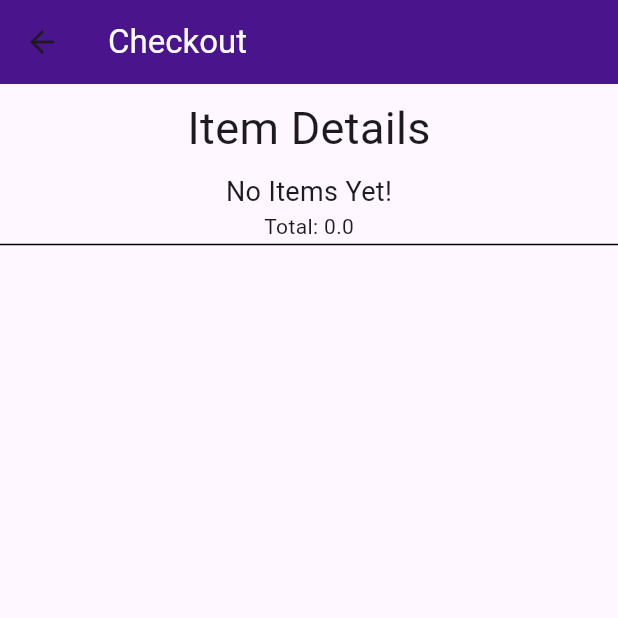
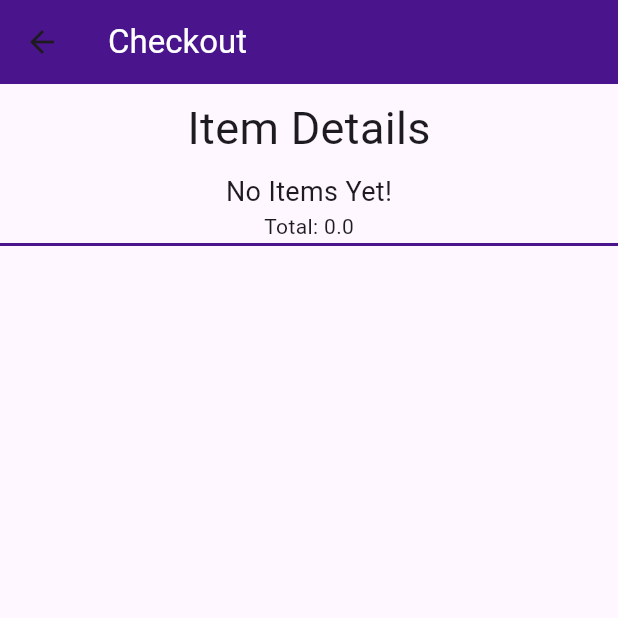
Before and after one commit to cjules26/exer6-state-management-cjules26, a Flutter app: the MyCart screen opened by its route, after a tap on "Checkout", on a phone screen of 412 x 824 dp, the top half of it. Run offline on Flutter 3.47's test engine with Material 3 defaults, Android fonts, the phone set to English and light mode, and no system bars.

Commit message:
chore: fully working checkout

```diff
--- a/exer6/lib/screen/Checkout.dart
+++ b/exer6/lib/screen/Checkout.dart
@@ -14,13 +14,13 @@ class Checkout extends StatelessWidget {
     MyCart cart = const MyCart();
     bool isVisible = false;
     List<Item> products = context.watch<ShoppingCart>().cart;
+    if (products.isNotEmpty) isVisible = true;
     return Scaffold(
       appBar: AppBar(
         title: const Text("Checkout", style: TextStyle(color: Colors.white)),
         backgroundColor: Colors.purple.shade900,
       ),
       body: Column(
-        mainAxisAlignment: MainAxisAlignment.center,
         children: [
           const Padding(
             padding: EdgeInsets.all(8.0),
@@ -31,33 +31,25 @@ class Checkout extends StatelessWidget {
           ),
           cart.getItems(context),
           cart.computeCost(),
-          const Divider(height: 4, color: Colors.black),
-          Flexible(
-            child: Column(
-              children: [
-                Padding(
+          Divider(
+            height: 4,
+            color: Colors.purple.shade900,
+            thickness: 2,
+          ),
+          Visibility(
+            visible: isVisible,
+            child: Padding(
               padding: const EdgeInsets.all(5.0),
-                  child: Visibility(
-                    visible: isVisible,
               child: ElevatedButton(
                   onPressed: () {
-                          if (products.isNotEmpty) {
-                            ScaffoldMessenger.of(context)
-                                .showSnackBar(const SnackBar(
+                    ScaffoldMessenger.of(context).showSnackBar(const SnackBar(
                       content: Text("Payment Successful!"),
                       duration: Duration(seconds: 1, milliseconds: 100),
                     ));
                     context.read<ShoppingCart>().removeAll();
                     Navigator.pushNamed(context, "/products");
-                          } else {
-                            isVisible = false;
-                            noItems();
-                          }
                   },
                   child: const Text("Pay Now!")),
-                  ),
-                ),
-              ],
             ),
           ),
         ],
--- a/exer6/lib/screen/MyCart.dart
+++ b/exer6/lib/screen/MyCart.dart
@@ -22,12 +22,15 @@ class MyCart extends StatelessWidget {
         children: [
           getItems(context),
           computeCost(),
-          const Divider(height: 4, color: Colors.black),
-          Flexible(
-              child: Center(
-                  child: Row(
-                      mainAxisAlignment: MainAxisAlignment.spaceEvenly,
-                      children: [
+          Divider(
+            height: 4,
+            color: Colors.purple.shade900,
+            thickness: 2,
+          ),
+          Center(
+              child: Row(
+                  mainAxisAlignment: MainAxisAlignment.spaceEvenly,
+                  children: [
                 Row(
                   children: [
                     Padding(
@@ -48,7 +51,7 @@ class MyCart extends StatelessWidget {
                     ),
                   ],
                 ),
-              ]))),
+              ])),
           TextButton(
             child: const Text("Go back to Product Catalog"),
             onPressed: () {
```
Lines whose indentation alone changed are shown as unchanged.
